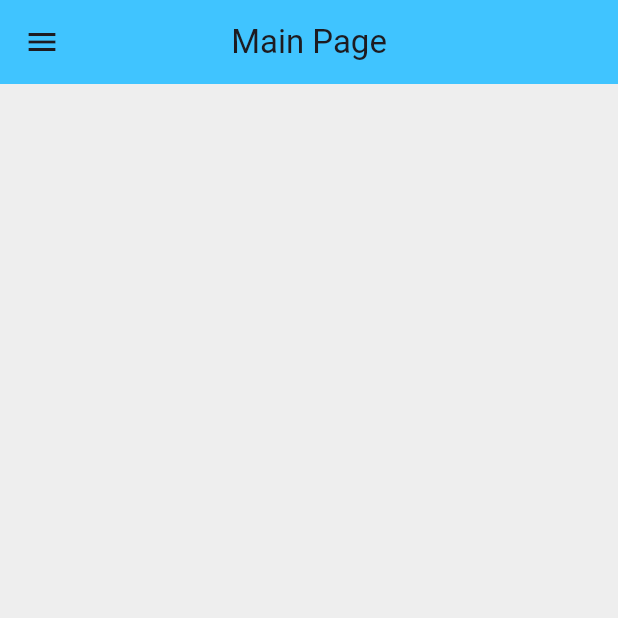
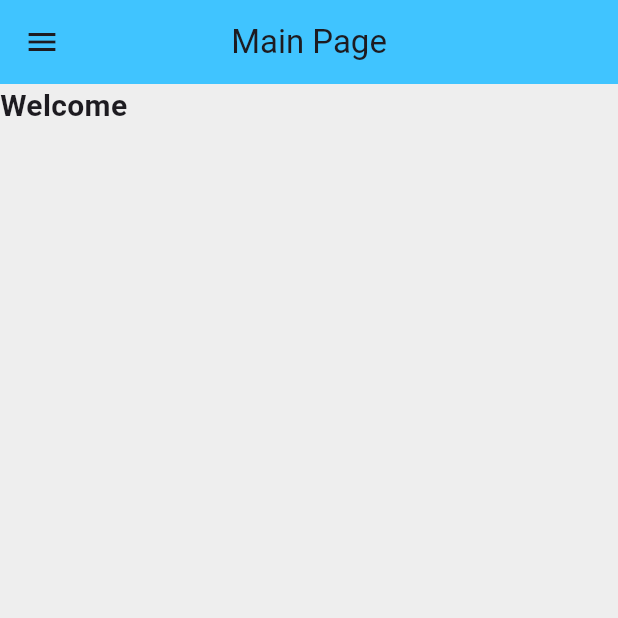
Before and after one commit to sterlker/sterl-personal-app, a Flutter app: the screen it shows once a user with an empty profile is signed in, on a phone screen of 412 x 824 dp, the top half of it. Run offline on Flutter 3.47's test engine with Material 3 defaults, Android fonts, the phone set to English and light mode, and no system bars; our stand-ins replace firebase_auth, firebase_core, fl_chart, flutter_slidable, google_sign_in, isar; accounts and stored records are empty; generated files the repository leaves out were written again.

Commit message:
Minor changes

```diff
--- a/lib/pages/home_page.dart
+++ b/lib/pages/home_page.dart
@@ -62,6 +62,17 @@ class _HomePageState extends State<HomePage> {
             ],
           ),
         ),
+        body: const Row(
+          children: [
+            Text(
+              'Welcome',
+              style: TextStyle(
+                fontSize: 20,
+                fontWeight: FontWeight.bold,
+              ),
+            )
+          ],
+        ),
       );
     });
   }
```
